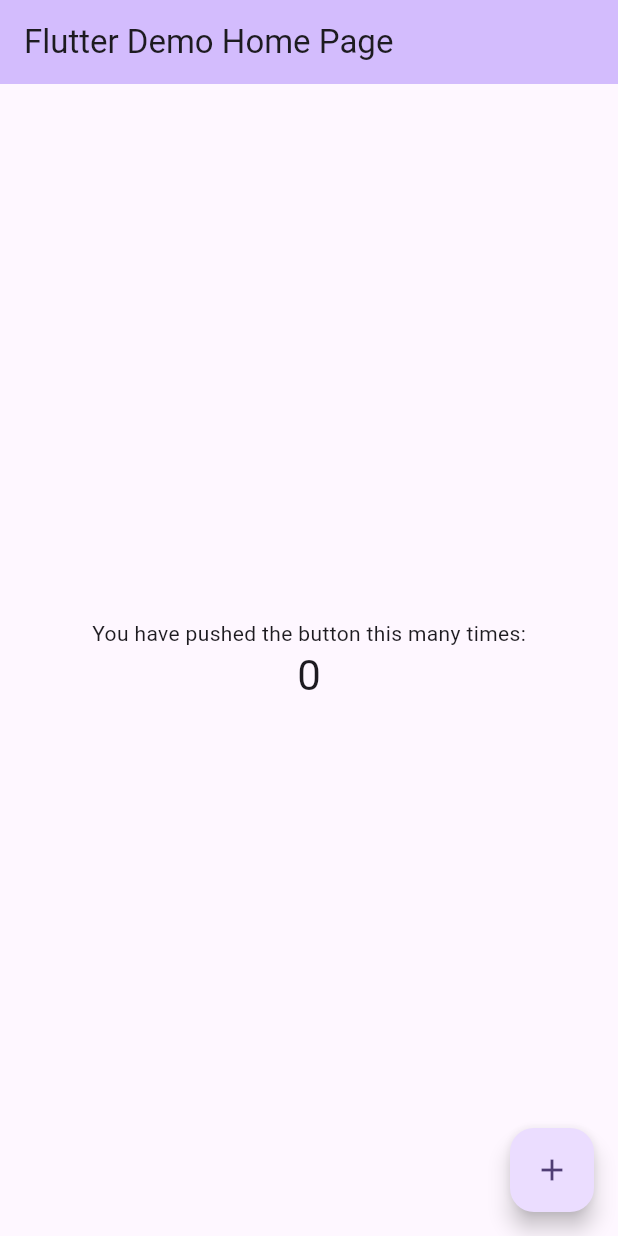
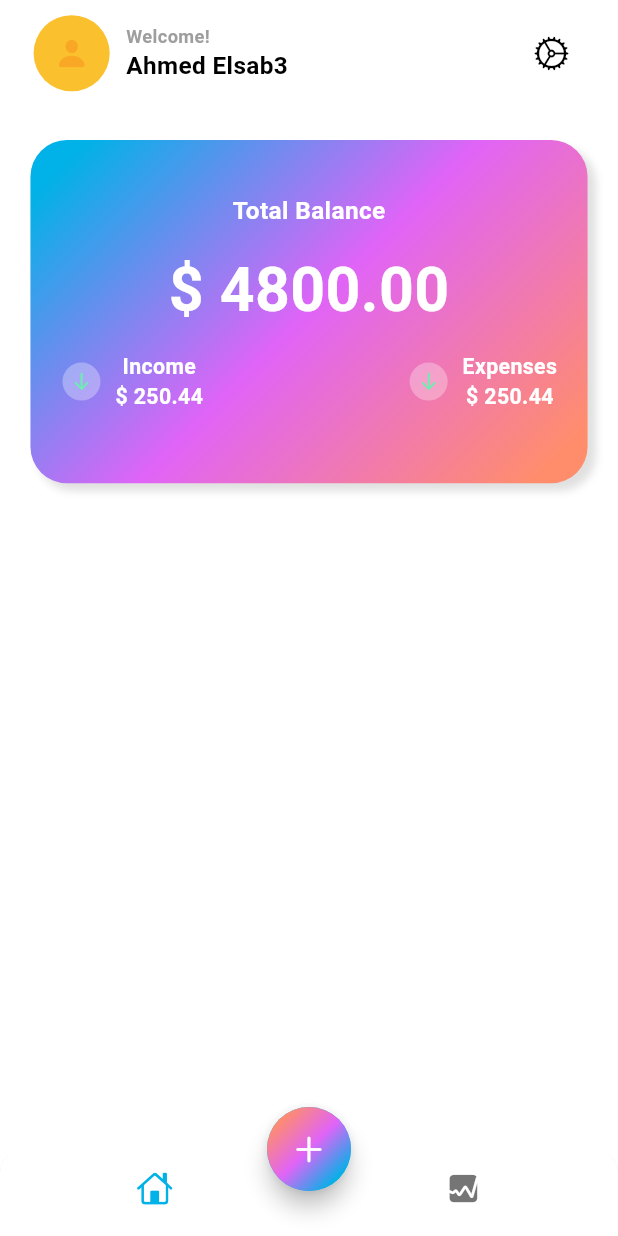
Before and after one commit to ahmed101ibrahiem/expenses-tracker, a Flutter app: the screen it shows after launch, on a phone screen of 412 x 824 dp. Run offline on Flutter 3.47's test engine with Material 3 defaults, Android fonts, the phone set to English and light mode, and no system bars; our stand-ins replace flutter_screenutil.

Commit message:
work on home view

```diff
--- /dev/null
+++ b/lib/app.dart
@@ -0,0 +1,27 @@
+
+
+import 'package:expenses_tracker/screens/root/root_import.dart';
+import 'package:expenses_tracker/utils/constants.dart';
+import 'package:expenses_tracker/utils/my_theme.dart';
+import 'package:flutter/material.dart';
+import 'package:flutter_screenutil/flutter_screenutil.dart';
+
+class MyApp extends StatelessWidget {
+  const MyApp({super.key});
+
+  @override
+  Widget build(BuildContext context) {
+    return ScreenUtilInit(
+       designSize: AppConstant.designSize,
+      minTextAdapt: true,
+      splitScreenMode: true,
+      useInheritedMediaQuery: true,
+      child: MaterialApp(
+        debugShowCheckedModeBanner: false,
+        title: AppConstant.appName,
+        theme: MyTheme.appTheme,
+        home: const RootView(),
+      ),
+    );
+  }
+}
--- a/lib/main.dart
+++ b/lib/main.dart
@@ -1,125 +1,6 @@
+import 'package:expenses_tracker/app.dart';
 import 'package:flutter/material.dart';
 
 void main() {
   runApp(const MyApp());
 }
-
-class MyApp extends StatelessWidget {
-  const MyApp({super.key});
-
-  // This widget is the root of your application.
-  @override
-  Widget build(BuildContext context) {
-    return MaterialApp(
-      title: 'Flutter Demo',
-      theme: ThemeData(
-        // This is the theme of your application.
-        //
-        // TRY THIS: Try running your application with "flutter run". You'll see
-        // the application has a purple toolbar. Then, without quitting the app,
-        // try changing the seedColor in the colorScheme below to Colors.green
-        // and then invoke "hot reload" (save your changes or press the "hot
-        // reload" button in a Flutter-supported IDE, or press "r" if you used
-        // the command line to start the app).
-        //
-        // Notice that the counter didn't reset back to zero; the application
-        // state is not lost during the reload. To reset the state, use hot
-        // restart instead.
-        //
-        // This works for code too, not just values: Most code changes can be
-        // tested with just a hot reload.
-        colorScheme: ColorScheme.fromSeed(seedColor: Colors.deepPurple),
-        useMaterial3: true,
-      ),
-      home: const MyHomePage(title: 'Flutter Demo Home Page'),
-    );
-  }
-}
-
-class MyHomePage extends StatefulWidget {
-  const MyHomePage({super.key, required this.title});
-
-  // This widget is the home page of your application. It is stateful, meaning
-  // that it has a State object (defined below) that contains fields that affect
-  // how it looks.
-
-  // This class is the configuration for the state. It holds the values (in this
-  // case the title) provided by the parent (in this case the App widget) and
-  // used by the build method of the State. Fields in a Widget subclass are
-  // always marked "final".
-
-  final String title;
-
-  @override
-  State<MyHomePage> createState() => _MyHomePageState();
-}
-
-class _MyHomePageState extends State<MyHomePage> {
-  int _counter = 0;
-
-  void _incrementCounter() {
-    setState(() {
-      // This call to setState tells the Flutter framework that something has
-      // changed in this State, which causes it to rerun the build method below
-      // so that the display can reflect the updated values. If we changed
-      // _counter without calling setState(), then the build method would not be
-      // called again, and so nothing would appear to happen.
-      _counter++;
-    });
-  }
-
-  @override
-  Widget build(BuildContext context) {
-    // This method is rerun every time setState is called, for instance as done
-    // by the _incrementCounter method above.
-    //
-    // The Flutter framework has been optimized to make rerunning build methods
-    // fast, so that you can just rebuild anything that needs updating rather
-    // than having to individually change instances of widgets.
-    return Scaffold(
-      appBar: AppBar(
-        // TRY THIS: Try changing the color here to a specific color (to
-        // Colors.amber, perhaps?) and trigger a hot reload to see the AppBar
-        // change color while the other colors stay the same.
-        backgroundColor: Theme.of(context).colorScheme.inversePrimary,
-        // Here we take the value from the MyHomePage object that was created by
-        // the App.build method, and use it to set our appbar title.
-        title: Text(widget.title),
-      ),
-      body: Center(
-        // Center is a layout widget. It takes a single child and positions it
-        // in the middle of the parent.
-        child: Column(
-          // Column is also a layout widget. It takes a list of children and
-          // arranges them vertically. By default, it sizes itself to fit its
-          // children horizontally, and tries to be as tall as its parent.
-          //
-          // Column has various properties to control how it sizes itself and
-          // how it positions its children. Here we use mainAxisAlignment to
-          // center the children vertically; the main axis here is the vertical
-          // axis because Columns are vertical (the cross axis would be
-          // horizontal).
-          //
-          // TRY THIS: Invoke "debug painting" (choose the "Toggle Debug Paint"
-          // action in the IDE, or press "p" in the console), to see the
-          // wireframe for each widget.
-          mainAxisAlignment: MainAxisAlignment.center,
-          children: <Widget>[
-            const Text(
-              'You have pushed the button this many times:',
-            ),
-            Text(
-              '$_counter',
-              style: Theme.of(context).textTheme.headlineMedium,
-            ),
-          ],
-        ),
-      ),
-      floatingActionButton: FloatingActionButton(
-        onPressed: _incrementCounter,
-        tooltip: 'Increment',
-        child: const Icon(Icons.add),
-      ), // This trailing comma makes auto-formatting nicer for build methods.
-    );
-  }
-}
--- /dev/null
+++ b/lib/screens/home/home_import.dart
@@ -0,0 +1,12 @@
+
+import 'package:expenses_tracker/utils/constants.dart';
+import 'package:expenses_tracker/utils/my_theme.dart';
+import 'package:flutter/cupertino.dart';
+import 'package:flutter/material.dart';
+import 'package:flutter_screenutil/flutter_screenutil.dart';
+
+
+part 'package:expenses_tracker/screens/home/view/home_view.dart';
+part 'package:expenses_tracker/screens/home/widgets/home_custom_income_outcome.dart';
+part 'package:expenses_tracker/screens/home/widgets/home_dash_board_widget.dart';
+part 'package:expenses_tracker/screens/home/widgets/home_custom_app_bar.dart';
--- /dev/null
+++ b/lib/screens/home/view/home_view.dart
@@ -0,0 +1,22 @@
+part of 'package:expenses_tracker/screens/home/home_import.dart';
+
+class HomeView extends StatelessWidget {
+  const HomeView({super.key});
+  @override
+  Widget build(BuildContext context) {
+    return SafeArea(
+      child: Padding(
+        padding: const EdgeInsets.symmetric(horizontal: 20, vertical: 10).r,
+        child: Column(
+          children: [
+            const HomeCustomAppBar(),
+            // show data
+            32.verticalSpace,
+            const HomeDashBoardWidget(),
+
+          ],
+        ),
+      ),
+    );
+  }
+}
--- /dev/null
+++ b/lib/screens/home/widgets/home_custom_app_bar.dart
@@ -0,0 +1,56 @@
+
+
+part of 'package:expenses_tracker/screens/home/home_import.dart';
+
+
+class HomeCustomAppBar extends StatelessWidget {
+  const HomeCustomAppBar({
+    super.key,
+  });
+
+  @override
+  Widget build(BuildContext context) {
+    return Row(
+      children: [
+        Stack(
+          alignment: Alignment.center,
+          children: [
+            Container(
+              height: 50.h,
+              width: 50.w,
+              decoration: BoxDecoration(
+                  color: Colors.yellow[700], shape: BoxShape.circle),
+            ),
+            Icon(
+              CupertinoIcons.person_fill,
+              color: Colors.yellow[800],
+            ),
+          ],
+        ),
+        8.horizontalSpace,
+        Column(
+          crossAxisAlignment: CrossAxisAlignment.start,
+          children: [
+            Text(
+              AppConstant.welcome,
+              style: TextStyle(
+                  fontSize: 12.sp,
+                  fontWeight: FontWeight.w600,
+                  color: Theme.of(context).colorScheme.outline),
+            ),
+            Text(
+              AppConstant.userName,
+              style: TextStyle(
+                  color: Theme.of(context).colorScheme.onBackground,
+                  fontSize: 16.sp,
+                  fontWeight: FontWeight.bold),
+            )
+          ],
+        ),
+        const Spacer(),
+        IconButton(
+            onPressed: () {}, icon: const Icon(CupertinoIcons.settings))
+      ],
+    );
+  }
+}
--- /dev/null
+++ b/lib/screens/home/widgets/home_custom_income_outcome.dart
@@ -0,0 +1,61 @@
+
+
+part of 'package:expenses_tracker/screens/home/home_import.dart';
+
+
+
+class HomeCustomIncomeAndOutcome extends StatelessWidget {
+  const HomeCustomIncomeAndOutcome({
+    super.key,
+    required this.money,
+    required this.title,
+    required this.iconColor,
+    required this.iconData
+
+  });
+  final String title;
+  final String money;
+  final Color iconColor;
+  final IconData iconData;
+  @override
+  Widget build(BuildContext context) {
+    return Row(
+      children: [
+        Container(
+          height: 25.h,
+          width: 25.w,
+          decoration: const BoxDecoration(
+              shape: BoxShape.circle, color: Colors.white30),
+          child: Center(
+            child: Icon(
+              CupertinoIcons.arrow_down,
+              size: 14.sp,
+              color: Colors.greenAccent,
+            ),
+          ),
+        ),
+        8.horizontalSpace,
+        Column(
+          children: [
+            Text(
+              title,
+              style: TextStyle(
+                color: Colors.white,
+                fontSize: 14.sp,
+                fontWeight: FontWeight.w600,
+              ),
+            ),
+            Text(
+              '\$ $money',
+              style: TextStyle(
+                color: Colors.white,
+                fontSize: 14.sp,
+                fontWeight: FontWeight.w600,
+              ),
+            )
+          ],
+        ),
+      ],
+    );
+  }
+}
--- /dev/null
+++ b/lib/screens/home/widgets/home_dash_board_widget.dart
@@ -0,0 +1,71 @@
+
+part of 'package:expenses_tracker/screens/home/home_import.dart';
+
+
+class HomeDashBoardWidget extends StatelessWidget {
+  const HomeDashBoardWidget({
+    super.key,
+  });
+
+  @override
+  Widget build(BuildContext context) {
+    return Container(
+      width: ScreenUtil().screenWidth,
+      height: ScreenUtil().screenWidth / 1.8,
+      decoration: BoxDecoration(
+        boxShadow: [
+          BoxShadow(
+            blurRadius: 4,
+            color: Colors.grey.shade300,
+            offset: const Offset(5, 5)
+          )
+        ],
+          borderRadius: BorderRadius.circular(24).r,
+          gradient: MyTheme.myGradient),
+      child: Column(
+        mainAxisAlignment: MainAxisAlignment.center,
+        crossAxisAlignment: CrossAxisAlignment.center,
+        children: [
+          Text(
+            AppConstant.totalBalance,
+            style: TextStyle(
+                color: Colors.white,
+                fontSize: 16.sp,
+                fontWeight: FontWeight.w600),
+          ),
+          12.verticalSpace,
+          Text(
+            '\$ 4800.00',
+            style: TextStyle(
+              color: Colors.white,
+              fontSize: 40.sp,
+              fontWeight: FontWeight.bold,
+            ),
+          ),
+          Padding(
+            padding:
+                const EdgeInsets.symmetric(vertical: 12, horizontal: 20)
+                    .r,
+            child: const Row(
+              mainAxisAlignment: MainAxisAlignment.spaceBetween,
+              children: [
+                HomeCustomIncomeAndOutcome(
+                  iconColor: Colors.green,
+                  iconData: CupertinoIcons.arrow_down,
+                  title: AppConstant.income,
+                  money: '250.44',
+                ),
+                 HomeCustomIncomeAndOutcome(
+                  iconColor: Colors.red,
+                  iconData: CupertinoIcons.arrow_up,
+                  title: AppConstant.expenses,
+                  money: '250.44',
+                ),
+              ],
+            ),
+          )
+        ],
+      ),
+    );
+  }
+}
--- /dev/null
+++ b/lib/screens/root/root_import.dart
@@ -0,0 +1,9 @@
+import 'dart:math';
+
+import 'package:expenses_tracker/screens/home/home_import.dart';
+import 'package:expenses_tracker/utils/constants.dart';
+import 'package:flutter/cupertino.dart';
+import 'package:flutter/material.dart';
+import 'package:flutter_screenutil/flutter_screenutil.dart';
+
+part 'package:expenses_tracker/screens/root/view/root_view.dart';
--- /dev/null
+++ b/lib/screens/root/view/root_view.dart
@@ -0,0 +1,52 @@
+
+
+part of 'package:expenses_tracker/screens/root/root_import.dart';
+
+class RootView extends StatelessWidget {
+  const RootView({super.key});
+  @override
+  Widget build(BuildContext context) {
+    return Scaffold(
+      bottomNavigationBar: ClipRRect(
+        borderRadius: BorderRadius.vertical(
+          top: const Radius.circular(16).r,
+        ),
+        child: BottomNavigationBar(
+          showSelectedLabels: false,
+          elevation: 3,
+          backgroundColor: Colors.white,
+          showUnselectedLabels: false,
+          type: BottomNavigationBarType.fixed,
+          items: const <BottomNavigationBarItem>[
+            BottomNavigationBarItem(
+                icon: Icon(CupertinoIcons.home), label: AppConstant.home),
+            BottomNavigationBarItem(
+                icon: Icon(CupertinoIcons.graph_square_fill), label: AppConstant.stats)
+          ],
+        ),
+      ),
+      floatingActionButtonLocation: FloatingActionButtonLocation.centerDocked,
+      floatingActionButton: FloatingActionButton(
+        onPressed: () {},
+        shape: const CircleBorder(),
+        child: Container(
+          height: 60.h,
+          width: 60.w,
+          decoration: BoxDecoration(
+            shape: BoxShape.circle,
+            gradient: LinearGradient(
+              colors: [
+                Theme.of(context).colorScheme.tertiary,
+                Theme.of(context).colorScheme.secondary,
+                Theme.of(context).colorScheme.primary,
+              ],
+              transform: const GradientRotation(pi/4)
+            ),
+          ),
+          child: const Icon(CupertinoIcons.add),
+        ),
+      ),
+      body: const HomeView(),
+    );
+  }
+}
--- a/lib/utils/constants.dart
+++ b/lib/utils/constants.dart
@@ -1,14 +1,21 @@
-
-
 import 'package:flutter/material.dart';
 
-class AppConstant{
+class AppConstant {
   // text
   static const String appName = 'Expense Tacker';
-
+  static const String home = 'Home';
+  static const String stats = 'Stats';
+  static const String welcome = 'Welcome!';
+  static const String userName = 'Ahmed Elsab3';
+  static const String expenses = 'Expenses';
+  static const String income = 'Income';
+  static const String totalBalance = 'Total Balance';
 
   // color
   static const Color blue = Color(0XFF00B2E7);
   static const Color orange = Color(0XFFFF8D6C);
   static const Color purple = Color(0XFFE064F7);
+
+  // app
+  static const Size designSize = Size(375, 812);
 }
--- /dev/null
+++ b/lib/utils/my_theme.dart
@@ -0,0 +1,26 @@
+import 'dart:math';
+
+import 'package:expenses_tracker/utils/constants.dart';
+import 'package:flutter/material.dart';
+
+class MyTheme {
+  static ThemeData appTheme = ThemeData(
+    colorScheme: ColorScheme.light(
+      background: Colors.grey.shade100,
+      onBackground: Colors.black,
+      primary: AppConstant.blue,
+      secondary: AppConstant.purple,
+      tertiary: AppConstant.orange,
+      outline: Colors.grey,
+    ),
+  );
+
+  static const Gradient myGradient = LinearGradient(
+    colors: [
+      AppConstant.blue,
+      AppConstant.purple,
+      AppConstant.orange,
+    ],
+    transform: GradientRotation(pi / 4),
+  );
+}
--- a/pubspec.yaml
+++ b/pubspec.yaml
@@ -35,6 +35,7 @@ dependencies:
   # The following adds the Cupertino Icons font to your application.
   # Use with the CupertinoIcons class for iOS style icons.
   cupertino_icons: ^1.0.6
+  flutter_screenutil: ^5.9.1
 
 dev_dependencies:
   flutter_test:
```
Also changed, not shown: lib/screens/root/view_model/root_view_model.dart (added), pubspec.lock, 1 other file.
